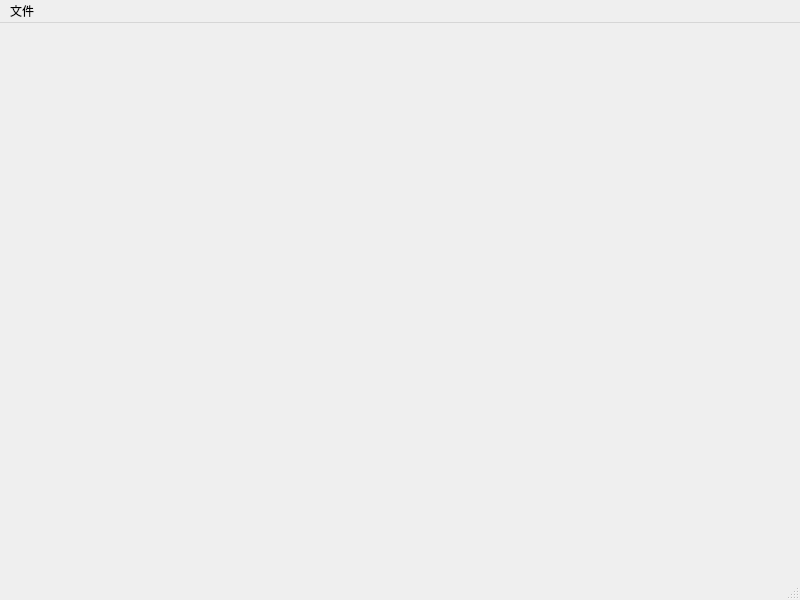
Above: src/ChmcuInit/MainWindow.ui from xqyjlj/ChmcuInit before the change. Below: the same form after it.
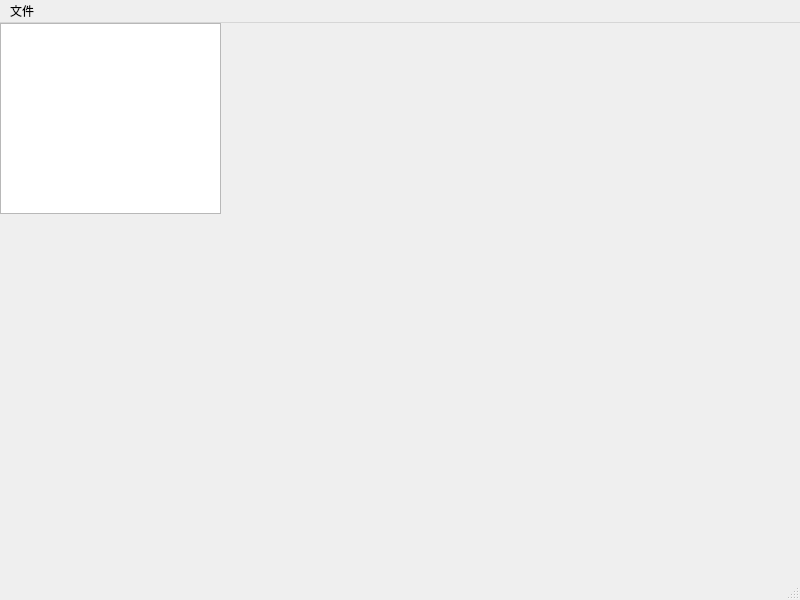
That is the form after the change. Custom widgets are drawn as their Qt base class.

Patch:
```diff
--- a/src/ChmcuInit/MainWindow.ui
+++ b/src/ChmcuInit/MainWindow.ui
@@ -13,7 +13,21 @@
   <property name="windowTitle">
    <string>MainWindow</string>
   </property>
-  <widget class="QWidget" name="centralwidget"/>
+  <widget class="QWidget" name="centralwidget">
+   <widget class="CTreewiget_checkbox" name="treeWidget">
+    <property name="geometry">
+     <rect>
+      <x>0</x>
+      <y>0</y>
+      <width>221</width>
+      <height>191</height>
+     </rect>
+    </property>
+    <attribute name="headerVisible">
+     <bool>false</bool>
+    </attribute>
+   </widget>
+  </widget>
   <widget class="QStatusBar" name="statusbar"/>
   <widget class="QMenuBar" name="menubar">
    <property name="geometry">
@@ -32,6 +46,13 @@
    <addaction name="menu"/>
   </widget>
  </widget>
+ <customwidgets>
+  <customwidget>
+   <class>CTreewiget_checkbox</class>
+   <extends>QTreeWidget</extends>
+   <header>treewiget_checkbox.h</header>
+  </customwidget>
+ </customwidgets>
  <resources/>
  <connections/>
 </ui>
```
